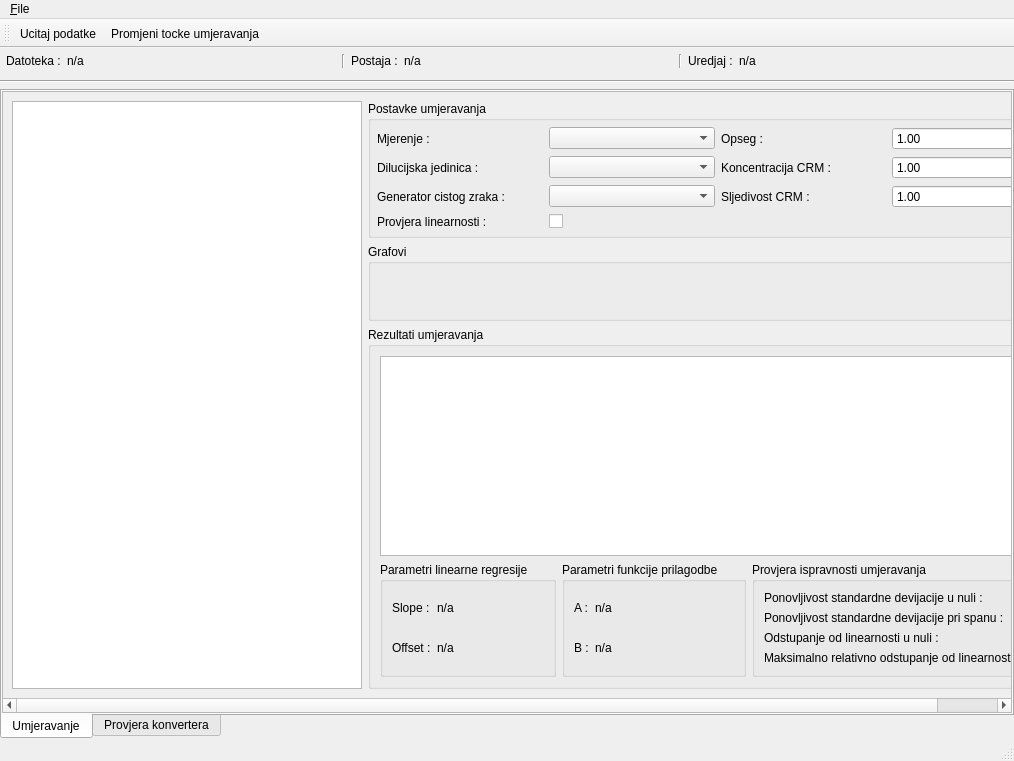
Qt form app/view/uiFiles/display.ui (vmilic/umjeravanje) before a commit.
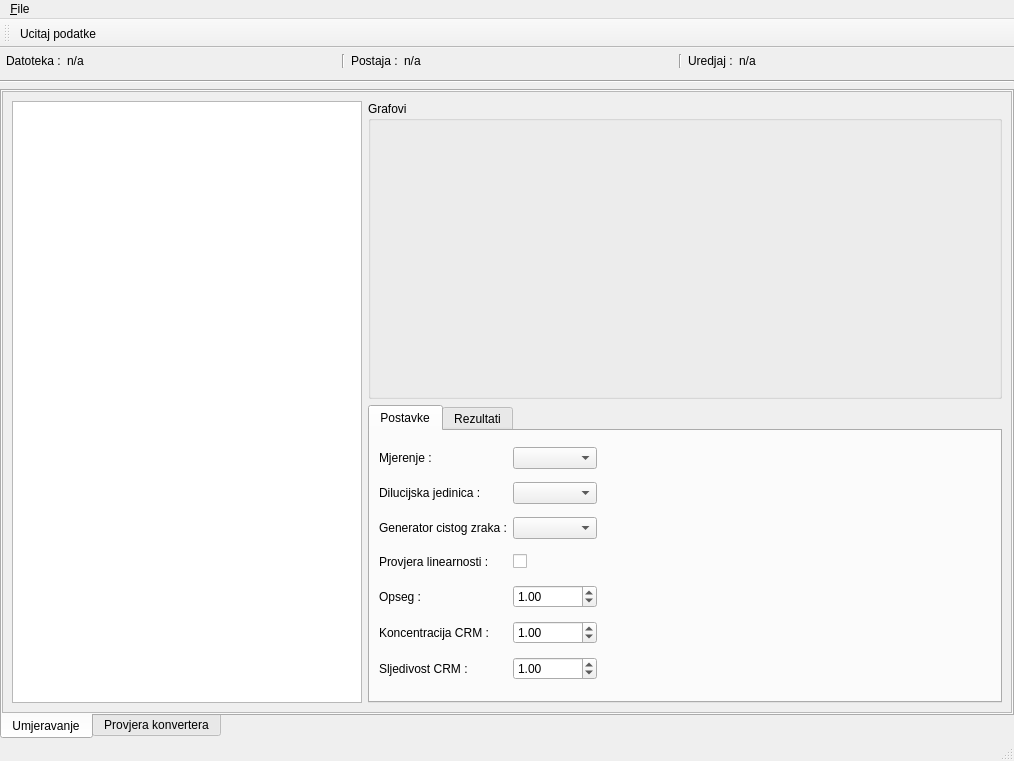
The same form after that commit. The open tabs and pages were chosen to show the change.

Patch:
```diff
--- a/app/view/uiFiles/display.ui
+++ b/app/view/uiFiles/display.ui
@@ -187,57 +187,81 @@
                <number>0</number>
               </property>
               <item>
-               <widget class="QGroupBox" name="groupBox">
-                <property name="sizePolicy">
-                 <sizepolicy hsizetype="MinimumExpanding" vsizetype="Preferred">
-                  <horstretch>0</horstretch>
-                  <verstretch>0</verstretch>
-                 </sizepolicy>
-                </property>
+               <widget class="QGroupBox" name="grafoviGroupBox">
                 <property name="title">
-                 <string>Postavke umjeravanja</string>
+                 <string>Grafovi</string>
                 </property>
-                <layout class="QGridLayout" name="gridLayout_2">
+                <layout class="QHBoxLayout" name="grafoviLayout">
                  <property name="margin">
-                  <number>6</number>
+                  <number>0</number>
                  </property>
-                 <item row="0" column="3">
-                  <widget class="QDoubleSpinBox" name="doubleSpinBoxOpseg">
-                   <property name="maximum">
-                    <double>1000000.000000000000000</double>
-                   </property>
-                   <property name="singleStep">
-                    <double>10.000000000000000</double>
-                   </property>
-                   <property name="value">
-                    <double>1.000000000000000</double>
-                   </property>
-                  </widget>
-                 </item>
-                 <item row="1" column="2">
+                </layout>
+               </widget>
+              </item>
+              <item>
+               <widget class="QTabWidget" name="tabWidget_2">
+                <property name="sizePolicy">
+                 <sizepolicy hsizetype="Expanding" vsizetype="Preferred">
+                  <horstretch>0</horstretch>
+                  <verstretch>0</verstretch>
+                 </sizepolicy>
+                </property>
+                <property name="currentIndex">
+                 <number>1</number>
+                </property>
+                <property name="movable">
+                 <bool>true</bool>
+                </property>
+                <widget class="QWidget" name="postavke">
+                 <attribute name="title">
+                  <string>Postavke</string>
+                 </attribute>
+                 <layout class="QGridLayout" name="gridLayout_7">
+                  <item row="5" column="0">
                   <widget class="QLabel" name="label_11">
                    <property name="text">
                     <string>Koncentracija CRM :</string>
                    </property>
                   </widget>
                  </item>
-                 <item row="2" column="1">
-                  <widget class="QComboBox" name="comboZrak"/>
-                 </item>
-                 <item row="2" column="0">
-                  <widget class="QLabel" name="label_9">
-                   <property name="text">
-                    <string>Generator cistog zraka :</string>
+                  <item row="6" column="1">
+                   <widget class="QDoubleSpinBox" name="doubleSpinBoxSljedivostCRM">
+                    <property name="maximum">
+                     <double>1000000.000000000000000</double>
+                    </property>
+                    <property name="value">
+                     <double>1.000000000000000</double>
                    </property>
                   </widget>
                  </item>
-                 <item row="2" column="2">
+                  <item row="6" column="0">
                   <widget class="QLabel" name="label_12">
                    <property name="text">
                     <string>Sljedivost CRM :</string>
                    </property>
                   </widget>
                  </item>
+                  <item row="0" column="1">
+                   <widget class="QComboBox" name="comboMjerenje">
+                    <property name="sizeAdjustPolicy">
+                     <enum>QComboBox::AdjustToContentsOnFirstShow</enum>
+                    </property>
+                   </widget>
+                  </item>
+                  <item row="3" column="0">
+                   <widget class="QLabel" name="checkBoxLinearnost">
+                    <property name="text">
+                     <string>Provjera linearnosti :</string>
+                    </property>
+                   </widget>
+                  </item>
+                  <item row="2" column="0">
+                   <widget class="QLabel" name="label_9">
+                    <property name="text">
+                     <string>Generator cistog zraka :</string>
+                    </property>
+                   </widget>
+                  </item>
                  <item row="0" column="0">
                   <widget class="QLabel" name="label_7">
                    <property name="text">
@@ -245,24 +269,27 @@
                    </property>
                   </widget>
                  </item>
-                 <item row="1" column="0">
-                  <widget class="QLabel" name="label_8">
-                   <property name="text">
-                    <string>Dilucijska jedinica :</string>
+                  <item row="4" column="1">
+                   <widget class="QDoubleSpinBox" name="doubleSpinBoxOpseg">
+                    <property name="maximum">
+                     <double>1000000.000000000000000</double>
+                    </property>
+                    <property name="singleStep">
+                     <double>10.000000000000000</double>
+                    </property>
+                    <property name="value">
+                     <double>1.000000000000000</double>
                    </property>
                   </widget>
                  </item>
-                 <item row="1" column="1">
-                  <widget class="QComboBox" name="comboDilucija"/>
-                 </item>
-                 <item row="0" column="2">
+                  <item row="4" column="0">
                   <widget class="QLabel" name="label_10">
                    <property name="text">
                     <string>Opseg :</string>
                    </property>
                   </widget>
                  </item>
-                 <item row="1" column="3">
+                  <item row="5" column="1">
                   <widget class="QDoubleSpinBox" name="doubleSpinBoxKoncentracijaCRM">
                    <property name="maximum">
                     <double>1000000.000000000000000</double>
@@ -275,19 +302,6 @@
                    </property>
                   </widget>
                  </item>
-                 <item row="0" column="1">
-                  <widget class="QComboBox" name="comboMjerenje"/>
-                 </item>
-                 <item row="2" column="3">
-                  <widget class="QDoubleSpinBox" name="doubleSpinBoxSljedivostCRM">
-                   <property name="maximum">
-                    <double>1000000.000000000000000</double>
-                   </property>
-                   <property name="value">
-                    <double>1.000000000000000</double>
-                   </property>
-                  </widget>
-                 </item>
                  <item row="3" column="1">
                   <widget class="QCheckBox" name="checkLinearnost">
                    <property name="text">
@@ -295,78 +309,144 @@
                    </property>
                   </widget>
                  </item>
-                 <item row="3" column="0">
-                  <widget class="QLabel" name="checkBoxLinearnost">
+                  <item row="2" column="1">
+                   <widget class="QComboBox" name="comboZrak"/>
+                  </item>
+                  <item row="1" column="0">
+                   <widget class="QLabel" name="label_8">
                    <property name="text">
-                    <string>Provjera linearnosti :</string>
+                     <string>Dilucijska jedinica :</string>
                    </property>
                   </widget>
                  </item>
-                </layout>
-               </widget>
-              </item>
-              <item>
-               <widget class="QGroupBox" name="grafoviGroupBox">
-                <property name="title">
-                 <string>Grafovi</string>
-                </property>
-                <layout class="QHBoxLayout" name="grafoviLayout">
-                 <property name="margin">
-                  <number>0</number>
-                 </property>
-                </layout>
-               </widget>
-              </item>
-              <item>
-               <widget class="QGroupBox" name="groupBox_4">
-                <property name="title">
-                 <string>Rezultati umjeravanja</string>
-                </property>
-                <layout class="QVBoxLayout" name="verticalLayout_2">
-                 <item>
-                  <widget class="QTableView" name="rezultatView">
-                   <property name="sizePolicy">
-                    <sizepolicy hsizetype="MinimumExpanding" vsizetype="Preferred">
-                     <horstretch>0</horstretch>
-                     <verstretch>0</verstretch>
-                    </sizepolicy>
-                   </property>
-                   <property name="minimumSize">
+                  <item row="1" column="1">
+                   <widget class="QComboBox" name="comboDilucija"/>
+                  </item>
+                  <item row="0" column="2">
+                   <spacer name="horizontalSpacer">
+                    <property name="orientation">
+                     <enum>Qt::Horizontal</enum>
+                    </property>
+                    <property name="sizeHint" stdset="0">
+                     <size>
+                      <width>40</width>
+                      <height>20</height>
+                     </size>
+                    </property>
+                   </spacer>
+                  </item>
+                  <item row="1" column="2">
+                   <spacer name="horizontalSpacer_2">
+                    <property name="orientation">
+                     <enum>Qt::Horizontal</enum>
+                    </property>
+                    <property name="sizeHint" stdset="0">
+                     <size>
+                      <width>40</width>
+                      <height>20</height>
+                     </size>
+                    </property>
+                   </spacer>
+                  </item>
+                  <item row="2" column="2">
+                   <spacer name="horizontalSpacer_3">
+                    <property name="orientation">
+                     <enum>Qt::Horizontal</enum>
+                    </property>
+                    <property name="sizeHint" stdset="0">
                     <size>
-                     <width>300</width>
-                     <height>200</height>
-                    </size>
-                   </property>
-                  </widget>
-                 </item>
-                 <item>
-                  <layout class="QHBoxLayout" name="horizontalLayout_4">
-                   <property name="margin">
-                    <number>0</number>
-                   </property>
+                      <width>40</width>
+                      <height>20</height>
+                     </size>
+                    </property>
+                   </spacer>
+                  </item>
+                  <item row="3" column="2">
+                   <spacer name="horizontalSpacer_4">
+                    <property name="orientation">
+                     <enum>Qt::Horizontal</enum>
+                    </property>
+                    <property name="sizeHint" stdset="0">
+                     <size>
+                      <width>40</width>
+                      <height>20</height>
+                     </size>
+                    </property>
+                   </spacer>
+                  </item>
+                  <item row="4" column="2">
+                   <spacer name="horizontalSpacer_5">
+                    <property name="orientation">
+                     <enum>Qt::Horizontal</enum>
+                    </property>
+                    <property name="sizeHint" stdset="0">
+                     <size>
+                      <width>40</width>
+                      <height>20</height>
+                     </size>
+                    </property>
+                   </spacer>
+                  </item>
+                  <item row="5" column="2">
+                   <spacer name="horizontalSpacer_6">
+                    <property name="orientation">
+                     <enum>Qt::Horizontal</enum>
+                    </property>
+                    <property name="sizeHint" stdset="0">
+                     <size>
+                      <width>40</width>
+                      <height>20</height>
+                     </size>
+                    </property>
+                   </spacer>
+                  </item>
+                  <item row="6" column="2">
+                   <spacer name="horizontalSpacer_7">
+                    <property name="orientation">
+                     <enum>Qt::Horizontal</enum>
+                    </property>
+                    <property name="sizeHint" stdset="0">
+                     <size>
+                      <width>40</width>
+                      <height>20</height>
+                     </size>
+                    </property>
+                   </spacer>
+                  </item>
+                 </layout>
+                </widget>
+                <widget class="QWidget" name="rezultati">
+                 <attribute name="title">
+                  <string>Rezultati</string>
+                 </attribute>
+                 <layout class="QVBoxLayout" name="verticalLayout">
+                  <item>
+                   <layout class="QHBoxLayout" name="rezultatViewLayout"/>
+                  </item>
                    <item>
                     <widget class="QGroupBox" name="groupBox_5">
                      <property name="title">
                       <string>Parametri linearne regresije</string>
                      </property>
-                     <layout class="QGridLayout" name="gridLayout">
-                      <item row="1" column="0">
-                       <widget class="QLabel" name="label_14">
-                        <property name="sizePolicy">
-                         <sizepolicy hsizetype="Fixed" vsizetype="Preferred">
-                          <horstretch>0</horstretch>
-                          <verstretch>0</verstretch>
-                         </sizepolicy>
-                        </property>
-                        <property name="text">
-                         <string>Offset :</string>
-                        </property>
-                       </widget>
-                      </item>
-                      <item row="0" column="0">
+                    <layout class="QVBoxLayout" name="verticalLayout_2">
+                     <property name="sizeConstraint">
+                      <enum>QLayout::SetDefaultConstraint</enum>
+                     </property>
+                     <property name="margin">
+                      <number>0</number>
+                     </property>
+                     <item>
+                      <layout class="QHBoxLayout" name="horizontalLayout_4">
+                       <property name="sizeConstraint">
+                        <enum>QLayout::SetDefaultConstraint</enum>
+                       </property>
+                       <property name="margin">
+                        <number>0</number>
+                       </property>
+                       <item>
                        <widget class="QLabel" name="label_13">
                         <property name="sizePolicy">
-                         <sizepolicy hsizetype="Fixed" vsizetype="Preferred">
+                          <sizepolicy hsizetype="Preferred" vsizetype="Fixed">
                           <horstretch>0</horstretch>
                           <verstretch>0</verstretch>
                          </sizepolicy>
@@ -376,46 +456,49 @@
                         </property>
                        </widget>
                       </item>
-                      <item row="0" column="1">
+                       <item>
                        <widget class="QLabel" name="labelSlope">
+                         <property name="sizePolicy">
+                          <sizepolicy hsizetype="MinimumExpanding" vsizetype="Fixed">
+                           <horstretch>0</horstretch>
+                           <verstretch>0</verstretch>
+                          </sizepolicy>
+                         </property>
                         <property name="text">
                          <string>n/a</string>
                         </property>
                        </widget>
                       </item>
-                      <item row="1" column="1">
+                       <item>
+                        <widget class="QLabel" name="label_14">
+                         <property name="sizePolicy">
+                          <sizepolicy hsizetype="Preferred" vsizetype="Fixed">
+                           <horstretch>0</horstretch>
+                           <verstretch>0</verstretch>
+                          </sizepolicy>
+                         </property>
+                         <property name="text">
+                          <string>Offset :</string>
+                         </property>
+                        </widget>
+                       </item>
+                       <item>
                        <widget class="QLabel" name="labelOffset">
-                        <property name="text">
-                         <string>n/a</string>
-                        </property>
-                       </widget>
-                      </item>
-                     </layout>
-                    </widget>
-                   </item>
-                   <item>
-                    <widget class="QGroupBox" name="groupBox_6">
-                     <property name="title">
-                      <string>Parametri funkcije prilagodbe</string>
-                     </property>
-                     <layout class="QGridLayout" name="gridLayout_3">
-                      <item row="1" column="0">
-                       <widget class="QLabel" name="label_18">
                         <property name="sizePolicy">
-                         <sizepolicy hsizetype="Fixed" vsizetype="Preferred">
+                          <sizepolicy hsizetype="MinimumExpanding" vsizetype="Fixed">
                           <horstretch>0</horstretch>
                           <verstretch>0</verstretch>
                          </sizepolicy>
                         </property>
                         <property name="text">
-                         <string>B :</string>
+                          <string>n/a</string>
                         </property>
                        </widget>
                       </item>
-                      <item row="0" column="0">
+                       <item>
                        <widget class="QLabel" name="label_17">
                         <property name="sizePolicy">
-                         <sizepolicy hsizetype="Fixed" vsizetype="Preferred">
+                          <sizepolicy hsizetype="Preferred" vsizetype="Fixed">
                           <horstretch>0</horstretch>
                           <verstretch>0</verstretch>
                          </sizepolicy>
@@ -425,61 +508,36 @@
                         </property>
                        </widget>
                       </item>
-                      <item row="0" column="1">
+                       <item>
                        <widget class="QLabel" name="labelA">
+                         <property name="sizePolicy">
+                          <sizepolicy hsizetype="MinimumExpanding" vsizetype="Fixed">
+                           <horstretch>0</horstretch>
+                           <verstretch>0</verstretch>
+                          </sizepolicy>
+                         </property>
                         <property name="text">
                          <string>n/a</string>
                         </property>
                        </widget>
                       </item>
-                      <item row="1" column="1">
+                       <item>
+                        <widget class="QLabel" name="label_18">
+                         <property name="sizePolicy">
+                          <sizepolicy hsizetype="Preferred" vsizetype="Fixed">
+                           <horstretch>0</horstretch>
+                           <verstretch>0</verstretch>
+                          </sizepolicy>
+                         </property>
+                         <property name="text">
+                          <string>B :</string>
+                         </property>
+                        </widget>
+                       </item>
+                       <item>
                        <widget class="QLabel" name="labelB">
-                        <property name="text">
-                         <string>n/a</string>
-                        </property>
-                       </widget>
-                      </item>
-                     </layout>
-                    </widget>
-                   </item>
-                   <item>
-                    <widget class="QGroupBox" name="groupBox_8">
-                     <property name="title">
-                      <string>Provjera ispravnosti umjeravanja</string>
-                     </property>
-                     <layout class="QGridLayout" name="gridLayout_4">
-                      <item row="2" column="0">
-                       <widget class="QLabel" name="label_23">
-                        <property name="text">
-                         <string>Odstupanje od linearnosti u nuli :</string>
-                        </property>
-                       </widget>
-                      </item>
-                      <item row="3" column="0">
-                       <widget class="QLabel" name="label_24">
-                        <property name="text">
-                         <string>Maksimalno relativno odstupanje od linearnosti :</string>
-                        </property>
-                       </widget>
-                      </item>
-                      <item row="1" column="0">
-                       <widget class="QLabel" name="label_22">
-                        <property name="text">
-                         <string>Ponovljivost standardne devijacije pri spanu :</string>
-                        </property>
-                       </widget>
-                      </item>
-                      <item row="0" column="0">
-                       <widget class="QLabel" name="label_21">
-                        <property name="text">
-                         <string>Ponovljivost standardne devijacije u nuli :</string>
-                        </property>
-                       </widget>
-                      </item>
-                      <item row="0" column="1">
-                       <widget class="QLabel" name="labelPonovNula">
                         <property name="sizePolicy">
-                         <sizepolicy hsizetype="MinimumExpanding" vsizetype="Preferred">
+                          <sizepolicy hsizetype="MinimumExpanding" vsizetype="Fixed">
                           <horstretch>0</horstretch>
                           <verstretch>0</verstretch>
                          </sizepolicy>
@@ -489,51 +547,13 @@
                         </property>
                        </widget>
                       </item>
-                      <item row="1" column="1">
-                       <widget class="QLabel" name="labelPonovC">
-                        <property name="sizePolicy">
-                         <sizepolicy hsizetype="MinimumExpanding" vsizetype="Preferred">
-                          <horstretch>0</horstretch>
-                          <verstretch>0</verstretch>
-                         </sizepolicy>
-                        </property>
-                        <property name="text">
-                         <string>n/a</string>
-                        </property>
-                       </widget>
-                      </item>
-                      <item row="2" column="1">
-                       <widget class="QLabel" name="labelOdstNula">
-                        <property name="sizePolicy">
-                         <sizepolicy hsizetype="MinimumExpanding" vsizetype="Preferred">
-                          <horstretch>0</horstretch>
-                          <verstretch>0</verstretch>
-                         </sizepolicy>
-                        </property>
-                        <property name="text">
-                         <string>n/a</string>
-                        </property>
-                       </widget>
-                      </item>
-                      <item row="3" column="1">
-                       <widget class="QLabel" name="labelOdstMax">
-                        <property name="sizePolicy">
-                         <sizepolicy hsizetype="MinimumExpanding" vsizetype="Preferred">
-                          <horstretch>0</horstretch>
-                          <verstretch>0</verstretch>
-                         </sizepolicy>
-                        </property>
-                        <property name="text">
-                         <string>n/a</string>
-                        </property>
-                       </widget>
-                      </item>
+                      </layout>
+                     </item>
                      </layout>
                     </widget>
                    </item>
                   </layout>
-                 </item>
-                </layout>
+                </widget>
                </widget>
               </item>
              </layout>
@@ -827,7 +847,6 @@
      <string>&amp;File</string>
     </property>
     <addaction name="action_ucitaj_podatke"/>
-    <addaction name="action_promjeni_tocke_umjeravanja"/>
     <addaction name="separator"/>
     <addaction name="action_Exit"/>
    </widget>
@@ -845,7 +864,6 @@
     <bool>false</bool>
    </attribute>
    <addaction name="action_ucitaj_podatke"/>
-   <addaction name="action_promjeni_tocke_umjeravanja"/>
   </widget>
   <action name="action_Exit">
    <property name="text">
@@ -860,11 +878,6 @@
     <string>Ucitaj sirove podatke iz datoteke</string>
    </property>
   </action>
-  <action name="action_promjeni_tocke_umjeravanja">
-   <property name="text">
-    <string>&amp;Promjeni tocke umjeravanja</string>
-   </property>
-  </action>
  </widget>
  <resources/>
  <connections/>
```
Lines whose indentation alone changed are shown as unchanged.
